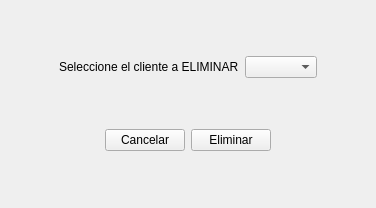
Before: the Qt Designer form views/Views ui/findDeleteClientWindowUI.ui in ValenDD/Desktop_app_mechanical_workshop, drawn with Qt 5.
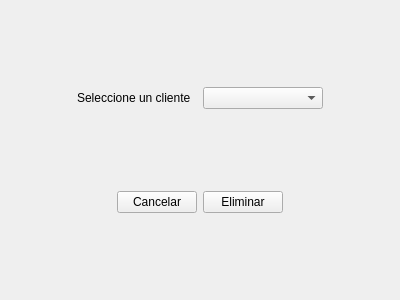
After: the same form once the commit is applied.

Patch:
```diff
--- a/views/Views ui/findDeleteClientWindowUI.ui
+++ b/views/Views ui/findDeleteClientWindowUI.ui
@@ -6,8 +6,8 @@
    <rect>
     <x>0</x>
     <y>0</y>
-    <width>376</width>
-    <height>208</height>
+    <width>400</width>
+    <height>300</height>
    </rect>
   </property>
   <property name="windowTitle">
@@ -45,7 +45,7 @@
      <item row="0" column="1">
       <widget class="QLabel" name="label">
        <property name="text">
-        <string>Seleccione el cliente a ELIMINAR</string>
+        <string>Seleccione un cliente</string>
        </property>
       </widget>
      </item>
```
